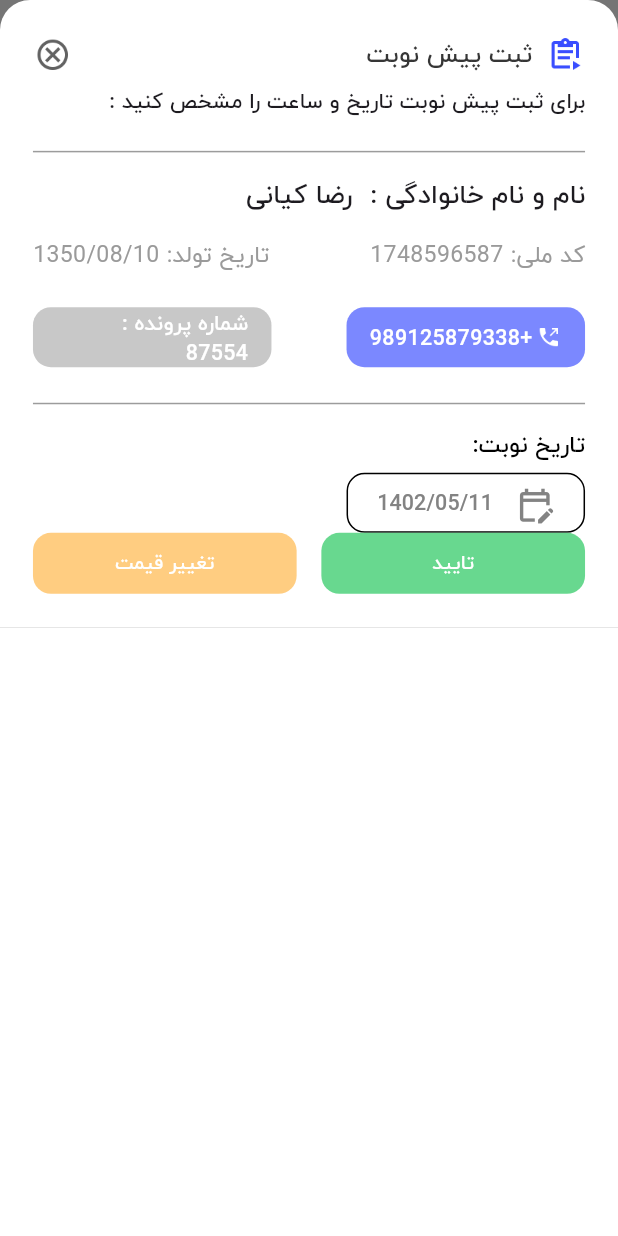
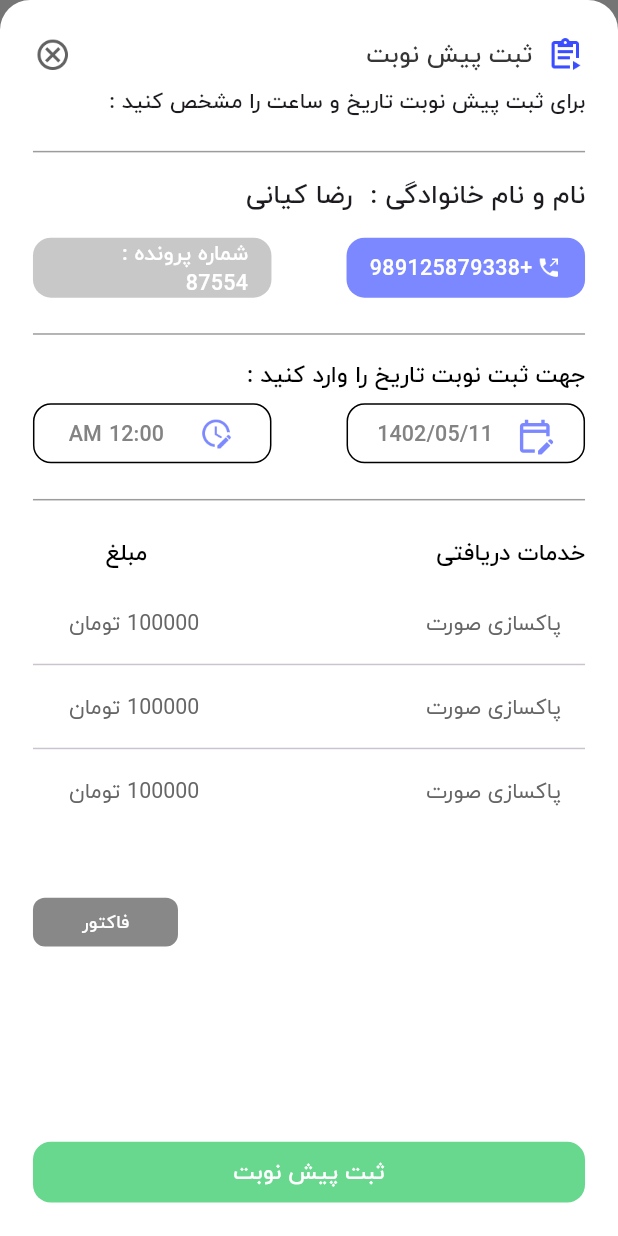
Before and after one commit to RayMasoumi/nobitok, a Flutter app: the screen it shows after launch, on a phone screen of 412 x 824 dp. Run offline on Flutter 3.47's test engine with Material 2 defaults, Android fonts, the phone set to English and light mode, and no system bars; our stand-ins replace flutter_bloc, flutter_screenutil.

Commit message:
set pre-appointment bottom sheet done

```diff
--- a/lib/constants/colors.dart
+++ b/lib/constants/colors.dart
@@ -15,3 +15,4 @@ const Color kDividerColor = Color(0xFF9C9C9C);
 const Color kGreenColor = Color(0xFF68D88F);
 const Color kYellowColor = Color(0xFFFFCD81);
 const Color kBlue300 = Color(0xff7B88FF);
+const Color kBlue50 = Color(0xffEBEDFF);
--- a/lib/constants/styles.dart
+++ b/lib/constants/styles.dart
@@ -73,3 +73,8 @@ final TextStyle kLight14TextStyle = TextStyle(
     fontFamily: kIranyekanFont,
     fontSize: 14.w,
     fontWeight: FontWeight.w400);
+final TextStyle kLight13TextStyle = TextStyle(
+    color: const Color(0xff666666),
+    fontFamily: kIranyekanFont,
+    fontSize: 13.w,
+    fontWeight: FontWeight.w400);
--- a/lib/presentation/modal_bottom_sheets/set_pre_appointment.dart
+++ b/lib/presentation/modal_bottom_sheets/set_pre_appointment.dart
@@ -2,14 +2,16 @@ import 'package:flutter/material.dart';
 import 'package:flutter_screenutil/flutter_screenutil.dart';
 import 'package:nobitok/constants/colors.dart';
 import 'package:nobitok/constants/sizes.dart';
-import 'package:nobitok/presentation/modal_bottom_sheets/info_card_widget.dart';
-import 'package:nobitok/presentation/widgets/custom_button.dart';
 import 'package:nobitok/presentation/widgets/custom_image_widget.dart';
 import 'package:nobitok/presentation/widgets/custom_topbar.dart';
+import 'package:nobitok/presentation/widgets/info_card_widget.dart';
 import 'package:nobitok/presentation/widgets/padded_divider.dart';
+import 'package:nobitok/presentation/widgets/seperated_list_view_widget.dart';
+import 'package:nobitok/presentation/widgets/set_date_widget.dart';
 
 import '../../constants/styles.dart';
 import '../widgets/custom_bottom_sheet.dart';
+import '../widgets/custom_button.dart';
 
 class SetPreAppointmentBottomSheet extends StatelessWidget {
   const SetPreAppointmentBottomSheet({super.key});
@@ -30,7 +32,7 @@ class SetPreAppointmentBottomSheet extends StatelessWidget {
             SizedBox(
               height: 8.h,
             ),
-// * enter new price text:
+// * enter date and time text:
             Row(
               mainAxisAlignment: MainAxisAlignment.start,
               children: [
@@ -59,23 +61,7 @@ class SetPreAppointmentBottomSheet extends StatelessWidget {
                 SizedBox(
                   height: 16.h,
                 ),
-// * id and birth info:
-                Row(
-                  mainAxisAlignment: MainAxisAlignment.spaceBetween,
-                  children: [
-                    Text(
-                      'کد ملی: 1748596587',
-                      style: kLight14TextStyle,
-                    ),
-                    Text(
-                      'تاریخ تولد: 1350/08/10',
-                      style: kLight14TextStyle,
-                    ),
-                  ],
-                ),
-                SizedBox(
-                  height: 24.h,
-                ),
+
 // * file code & number:
                 Row(
                   mainAxisAlignment: MainAxisAlignment.spaceBetween,
@@ -127,14 +113,90 @@ class SetPreAppointmentBottomSheet extends StatelessWidget {
               crossAxisAlignment: CrossAxisAlignment.start,
               children: [
                 Text(
-                  'تاریخ نوبت:',
+                  'جهت ثبت نوبت تاریخ را وارد کنید : ',
                   style: kBold14TextStyle,
                 ),
                 SizedBox(
                   height: 8.h,
                 ),
 // * date and time buttons:
+                const Row(
+                  mainAxisAlignment: MainAxisAlignment.spaceBetween,
+                  children: [
+                    SetDateWidget(),
+                    SetTimeWidget(),
+                  ],
+                ),
+                const PaddedDivider(topPadding: 16, bottomPadding: 16),
+              ],
+            ),
+            // * invoice list:
+            Column(
+              children: [
+// * title:
                 Row(
+                  children: [
+                    Text(
+                      'خدمات دریافتی',
+                      style: kBold14TextStyle,
+                    ),
+                    const Spacer(),
+                    Text(
+                      'مبلغ',
+                      style: kBold14TextStyle,
+                    ),
+                    SizedBox(
+                      width: 44.w,
+                    ),
+                  ],
+                ),
+                SizedBox(
+                  height: 8.h,
+                ),
+// * listView
+                const SeperatedListViewWidget(),
+              ],
+            ),
+// * invoice button:
+            Row(
+              mainAxisAlignment: MainAxisAlignment.end,
+              children: [
+                CustomButton(
+                    height: 32,
+                    width: 88,
+                    fontSize: 12,
+                    borderRadius: kBorderRadius8,
+                    color: kTextFieldBorderColor,
+                    text: 'فاکتور',
+                    onPressed: () {}),
+              ],
+            ),
+            const Spacer(),
+// * submit button:
+            CustomButton(
+              height: 40,
+              width: 335,
+              fontSize: 15,
+              borderRadius: kBorderRadius12,
+              color: kGreenColor,
+              text: 'ثبت پیش نوبت',
+              onPressed: () {},
+            ),
+          ],
+        ),
+      ),
+    );
+  }
+}
+
+class SetTimeWidget extends StatelessWidget {
+  const SetTimeWidget({
+    super.key,
+  });
+
+  @override
+  Widget build(BuildContext context) {
+    return Row(
       mainAxisAlignment: MainAxisAlignment.spaceBetween,
       children: [
         Container(
@@ -151,13 +213,9 @@ class SetPreAppointmentBottomSheet extends StatelessWidget {
               child: Row(
                 mainAxisAlignment: MainAxisAlignment.spaceAround,
                 children: [
-                              Icon(
-                                Icons.edit_calendar_outlined,
-                                size: 24.w,
-                                color: const Color(0xff838383),
-                              ),
+                  const CustomImage(path: 'assets/icons/clock-edit.png'),
                   Text(
-                                '1402/05/11',
+                    '12:00 AM',
                     style: kBold13TextStyle.copyWith(
                         color: const Color(0xff838383)),
                   ),
@@ -165,38 +223,6 @@ class SetPreAppointmentBottomSheet extends StatelessWidget {
               )),
         )
       ],
-                )
-              ],
-            ),
-// * bottom buttons:
-            Row(
-              mainAxisAlignment: MainAxisAlignment.spaceBetween,
-              children: [
-// * submit button:
-                CustomButton(
-                  height: 40,
-                  width: 160,
-                  fontSize: 13,
-                  borderRadius: kBorderRadius12,
-                  color: kGreenColor,
-                  text: 'تایید',
-                  onPressed: () {},
-                ),
-// * change price button:
-                CustomButton(
-                  height: 40,
-                  width: 160,
-                  fontSize: 13,
-                  borderRadius: kBorderRadius12,
-                  color: kYellowColor,
-                  text: 'تغییر قیمت',
-                  onPressed: () {},
-                ),
-              ],
-            ),
-          ],
-        ),
-      ),
     );
   }
 }
--- /dev/null
+++ b/lib/presentation/widgets/seperated_list_view_widget.dart
@@ -0,0 +1,35 @@
+import 'package:flutter/material.dart';
+import 'package:flutter_screenutil/flutter_screenutil.dart';
+
+import '../../constants/styles.dart';
+
+class SeperatedListViewWidget extends StatelessWidget {
+  const SeperatedListViewWidget({
+    super.key,
+  });
+
+  @override
+  Widget build(BuildContext context) {
+    return SizedBox(
+      height: 208.h,
+      width: 335.w,
+      child: ListView.separated(
+        scrollDirection: Axis.vertical,
+        shrinkWrap: true,
+        itemBuilder: (context, index) {
+          return ListTile(
+            leadingAndTrailingTextStyle: kLight13TextStyle,
+            leading: const Text('پاکسازی صورت'),
+            trailing: const Text('100000 تومان'),
+          );
+        },
+        separatorBuilder: (BuildContext context, int index) {
+          return const Divider(
+            height: 0,
+          );
+        },
+        itemCount: 3,
+      ),
+    );
+  }
+}
--- /dev/null
+++ b/lib/presentation/widgets/set_date_widget.dart
@@ -0,0 +1,48 @@
+import 'package:flutter/material.dart';
+import 'package:flutter_screenutil/flutter_screenutil.dart';
+import 'package:nobitok/constants/colors.dart';
+import 'package:nobitok/constants/sizes.dart';
+
+import '../../constants/styles.dart';
+
+class SetDateWidget extends StatelessWidget {
+  const SetDateWidget({
+    super.key,
+  });
+
+  @override
+  Widget build(BuildContext context) {
+    return Row(
+      mainAxisAlignment: MainAxisAlignment.spaceBetween,
+      children: [
+        Container(
+          width: 159,
+          height: 40,
+          decoration: ShapeDecoration(
+            shape: RoundedRectangleBorder(
+              side: const BorderSide(width: 1),
+              borderRadius: kBorderRadius12,
+            ),
+          ),
+          child: TextButton(
+              onPressed: () {},
+              child: Row(
+                mainAxisAlignment: MainAxisAlignment.spaceAround,
+                children: [
+                  Icon(
+                    Icons.edit_calendar_outlined,
+                    size: 24.w,
+                    color: kBlue300,
+                  ),
+                  Text(
+                    '1402/05/11',
+                    style: kBold13TextStyle.copyWith(
+                        color: const Color(0xff838383)),
+                  ),
+                ],
+              )),
+        )
+      ],
+    );
+  }
+}
--- /dev/null
+++ b/lib/presentation/widgets/set_time_widget.dart
@@ -0,0 +1,43 @@
+import 'package:flutter/material.dart';
+import 'package:nobitok/constants/sizes.dart';
+import 'package:nobitok/presentation/widgets/custom_image_widget.dart';
+
+import '../../constants/styles.dart';
+
+class SetTimeWidget extends StatelessWidget {
+  const SetTimeWidget({
+    super.key,
+  });
+
+  @override
+  Widget build(BuildContext context) {
+    return Row(
+      mainAxisAlignment: MainAxisAlignment.spaceBetween,
+      children: [
+        Container(
+          width: 159,
+          height: 40,
+          decoration: ShapeDecoration(
+            shape: RoundedRectangleBorder(
+              side: const BorderSide(width: 1),
+              borderRadius: kBorderRadius12,
+            ),
+          ),
+          child: TextButton(
+              onPressed: () {},
+              child: Row(
+                mainAxisAlignment: MainAxisAlignment.spaceAround,
+                children: [
+                  const CustomImage(path: 'assets/icons/clock-edit.png'),
+                  Text(
+                    '12:00 AM',
+                    style: kBold13TextStyle.copyWith(
+                        color: const Color(0xff838383)),
+                  ),
+                ],
+              )),
+        )
+      ],
+    );
+  }
+}
```
Also changed, not shown: assets/icons/clock-edit.png (added), lib/presentation/widgets/info_card_widget.dart (renamed from lib/presentation/modal_bottom_sheets/info_card_widget.dart). Lines whose indentation alone changed are shown as unchanged.
